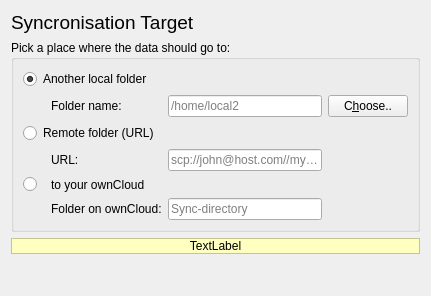
The window that src/mirall/folderwizardtargetpage.ui (nextcloud/desktop) describes before a commit, drawn with Qt 5.
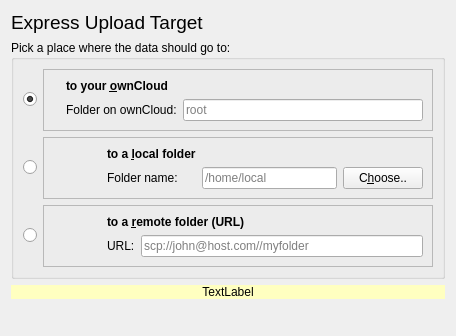
The same window after the commit. Icons and pictures are not drawn.

Commit message: - polished the folder wizard - bugfixes - added user warnings if remote root dir is picked.

Patch:
```diff
--- a/src/mirall/folderwizardtargetpage.ui
+++ b/src/mirall/folderwizardtargetpage.ui
@@ -6,14 +6,14 @@
    <rect>
     <x>0</x>
     <y>0</y>
-    <width>431</width>
-    <height>296</height>
+    <width>456</width>
+    <height>336</height>
    </rect>
   </property>
   <property name="windowTitle">
    <string>Form</string>
   </property>
-  <layout class="QGridLayout" name="gridLayout_2">
+  <layout class="QGridLayout" name="gridLayout_5">
    <item row="0" column="0">
     <layout class="QHBoxLayout" name="horizontalLayout_12">
      <item>
@@ -26,7 +26,7 @@
         </font>
        </property>
        <property name="text">
-        <string>Syncronisation Target</string>
+        <string>Express Upload Target</string>
        </property>
       </widget>
      </item>
@@ -50,32 +50,131 @@
      <property name="title">
       <string>Pick a place where the data should go to:</string>
      </property>
+     <property name="checkable">
+      <bool>false</bool>
+     </property>
+     <layout class="QGridLayout" name="gridLayout_4">
+      <item row="0" column="0">
+       <widget class="QRadioButton" name="OCRadioBtn">
+        <property name="text">
+         <string/>
+        </property>
+        <property name="checked">
+         <bool>true</bool>
+        </property>
+       </widget>
+      </item>
+      <item row="0" column="1">
+       <widget class="QFrame" name="frame">
+        <property name="frameShape">
+         <enum>QFrame::StyledPanel</enum>
+        </property>
+        <property name="frameShadow">
+         <enum>QFrame::Raised</enum>
+        </property>
      <layout class="QGridLayout" name="gridLayout">
-      <item row="0" column="0" colspan="2">
+         <item row="0" column="1">
+          <widget class="QLabel" name="OCLabel">
+           <property name="font">
+            <font>
+             <weight>75</weight>
+             <bold>true</bold>
+            </font>
+           </property>
+           <property name="text">
+            <string>to your &amp;ownCloud</string>
+           </property>
+           <property name="openExternalLinks">
+            <bool>true</bool>
+           </property>
+           <property name="buddy">
+            <cstring>OCRadioBtn</cstring>
+           </property>
+          </widget>
+         </item>
+         <item row="1" column="1">
+          <widget class="QLabel" name="label_4">
+           <property name="text">
+            <string>Folder on ownCloud:</string>
+           </property>
+          </widget>
+         </item>
+         <item row="1" column="2">
+          <widget class="QLineEdit" name="OCFolderLineEdit">
+           <property name="placeholderText">
+            <string>root</string>
+           </property>
+          </widget>
+         </item>
+         <item row="0" column="0" rowspan="2">
+          <widget class="QLabel" name="label_5">
+           <property name="text">
+            <string/>
+           </property>
+           <property name="pixmap">
+            <pixmap resource="../../mirall.qrc">:/new/mirall/resources/ownCloud-48.png</pixmap>
+           </property>
+          </widget>
+         </item>
+        </layout>
+       </widget>
+      </item>
+      <item row="1" column="0">
        <widget class="QRadioButton" name="localFolderRadioBtn">
         <property name="text">
-         <string>Another local folder</string>
+         <string/>
         </property>
         <property name="checked">
-         <bool>true</bool>
+         <bool>false</bool>
         </property>
        </widget>
       </item>
-      <item row="1" column="0">
-       <spacer name="horizontalSpacer">
-        <property name="orientation">
-         <enum>Qt::Horizontal</enum>
+      <item row="1" column="1">
+       <widget class="QFrame" name="frame_2">
+        <property name="frameShape">
+         <enum>QFrame::StyledPanel</enum>
         </property>
-        <property name="sizeType">
-         <enum>QSizePolicy::Fixed</enum>
+        <property name="frameShadow">
+         <enum>QFrame::Raised</enum>
         </property>
-        <property name="sizeHint" stdset="0">
+        <layout class="QGridLayout" name="gridLayout_2">
+         <item row="0" column="0" rowspan="2">
+          <widget class="QLabel" name="label_8">
+           <property name="minimumSize">
          <size>
-          <width>22</width>
-          <height>13</height>
-         </size>
-        </property>
-       </spacer>
+             <width>48</width>
+             <height>0</height>
+            </size>
+           </property>
+           <property name="text">
+            <string/>
+           </property>
+           <property name="pixmap">
+            <pixmap resource="../../mirall.qrc">:/new/mirall/resources/folder-grey-32.png</pixmap>
+           </property>
+           <property name="alignment">
+            <set>Qt::AlignCenter</set>
+           </property>
+          </widget>
+         </item>
+         <item row="0" column="1">
+          <widget class="QLabel" name="LocalFolderLabel">
+           <property name="font">
+            <font>
+             <weight>75</weight>
+             <bold>true</bold>
+            </font>
+           </property>
+           <property name="text">
+            <string>to a &amp;local folder</string>
+           </property>
+           <property name="openExternalLinks">
+            <bool>true</bool>
+           </property>
+           <property name="buddy">
+            <cstring>localFolderRadioBtn</cstring>
+           </property>
+          </widget>
       </item>
       <item row="1" column="1">
        <widget class="QLabel" name="label">
@@ -87,7 +186,7 @@
       <item row="1" column="2">
        <widget class="QLineEdit" name="localFolder2LineEdit">
         <property name="placeholderText">
-         <string>/home/local2</string>
+            <string>/home/local</string>
         </property>
        </widget>
       </item>
@@ -98,90 +197,83 @@
         </property>
        </widget>
       </item>
-      <item row="2" column="0" colspan="2">
+        </layout>
+       </widget>
+      </item>
+      <item row="2" column="0">
        <widget class="QRadioButton" name="urlFolderRadioBtn">
         <property name="text">
-         <string>Remote folder (URL)</string>
+         <string/>
         </property>
        </widget>
       </item>
-      <item row="3" column="0">
-       <spacer name="horizontalSpacer_2">
-        <property name="orientation">
-         <enum>Qt::Horizontal</enum>
+      <item row="2" column="1">
+       <widget class="QFrame" name="frame_3">
+        <property name="frameShape">
+         <enum>QFrame::StyledPanel</enum>
         </property>
-        <property name="sizeType">
-         <enum>QSizePolicy::Fixed</enum>
+        <property name="frameShadow">
+         <enum>QFrame::Raised</enum>
         </property>
-        <property name="sizeHint" stdset="0">
+        <layout class="QGridLayout" name="gridLayout_3">
+         <item row="0" column="0" rowspan="2">
+          <widget class="QLabel" name="label_9">
+           <property name="minimumSize">
          <size>
-          <width>22</width>
-          <height>13</height>
-         </size>
-        </property>
-       </spacer>
-      </item>
-      <item row="3" column="1">
+             <width>48</width>
+             <height>0</height>
+            </size>
+           </property>
+           <property name="layoutDirection">
+            <enum>Qt::LeftToRight</enum>
+           </property>
+           <property name="text">
+            <string/>
+           </property>
+           <property name="pixmap">
+            <pixmap resource="../../mirall.qrc">:/new/mirall/resources/folder-remote-32.png</pixmap>
+           </property>
+           <property name="alignment">
+            <set>Qt::AlignCenter</set>
+           </property>
+          </widget>
+         </item>
+         <item row="0" column="1" colspan="2">
+          <widget class="QLabel" name="OCLabel_3">
+           <property name="font">
+            <font>
+             <weight>75</weight>
+             <bold>true</bold>
+            </font>
+           </property>
+           <property name="text">
+            <string>to a &amp;remote folder (URL)</string>
+           </property>
+           <property name="openExternalLinks">
+            <bool>true</bool>
+           </property>
+           <property name="buddy">
+            <cstring>urlFolderRadioBtn</cstring>
+           </property>
+          </widget>
+         </item>
+         <item row="1" column="1">
        <widget class="QLabel" name="label_2">
         <property name="text">
          <string>URL:</string>
         </property>
        </widget>
       </item>
-      <item row="3" column="2">
+         <item row="1" column="2">
        <widget class="QLineEdit" name="urlFolderLineEdit">
         <property name="placeholderText">
          <string>scp://john@host.com//myfolder</string>
         </property>
        </widget>
       </item>
-      <item row="4" column="0">
-       <widget class="QRadioButton" name="OCRadioBtn">
-        <property name="text">
-         <string/>
-        </property>
+        </layout>
        </widget>
       </item>
-      <item row="4" column="1">
-       <widget class="QLabel" name="OCLabel">
-        <property name="text">
-         <string>to your ownCloud</string>
-        </property>
-        <property name="openExternalLinks">
-         <bool>true</bool>
-        </property>
-       </widget>
-      </item>
-      <item row="5" column="0">
-       <spacer name="horizontalSpacer_3">
-        <property name="orientation">
-         <enum>Qt::Horizontal</enum>
-        </property>
-        <property name="sizeType">
-         <enum>QSizePolicy::Fixed</enum>
-        </property>
-        <property name="sizeHint" stdset="0">
-         <size>
-          <width>22</width>
-          <height>13</height>
-         </size>
-        </property>
-       </spacer>
-      </item>
-      <item row="5" column="1">
-       <widget class="QLabel" name="label_4">
-        <property name="text">
-         <string>Folder on ownCloud:</string>
-        </property>
-       </widget>
-      </item>
-      <item row="5" column="2">
-       <widget class="QLineEdit" name="OCFolderLineEdit">
-        <property name="placeholderText">
-         <string>Sync-directory</string>
-        </property>
-       </widget>
-      </item>
      </layout>
     </widget>
    </item>
@@ -255,7 +347,10 @@
       <bool>true</bool>
      </property>
      <property name="frameShape">
-      <enum>QFrame::StyledPanel</enum>
+      <enum>QFrame::NoFrame</enum>
+     </property>
+     <property name="frameShadow">
+      <enum>QFrame::Plain</enum>
      </property>
      <property name="text">
       <string>TextLabel</string>
```
Left out of the diff: 11 changed lines with no effect on the pictures. Lines whose indentation alone changed are shown as unchanged. The commit also changes 8 other files.
